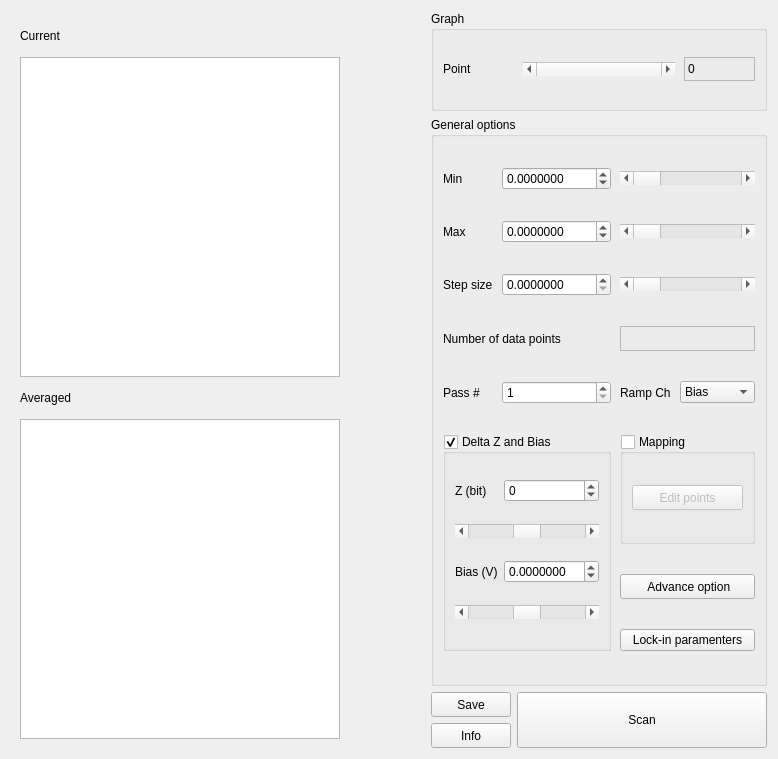
freestylexyz/STM-pyqt5-software, file pyqt5 STM software/ui/Spectroscopy.ui: the form before one commit.
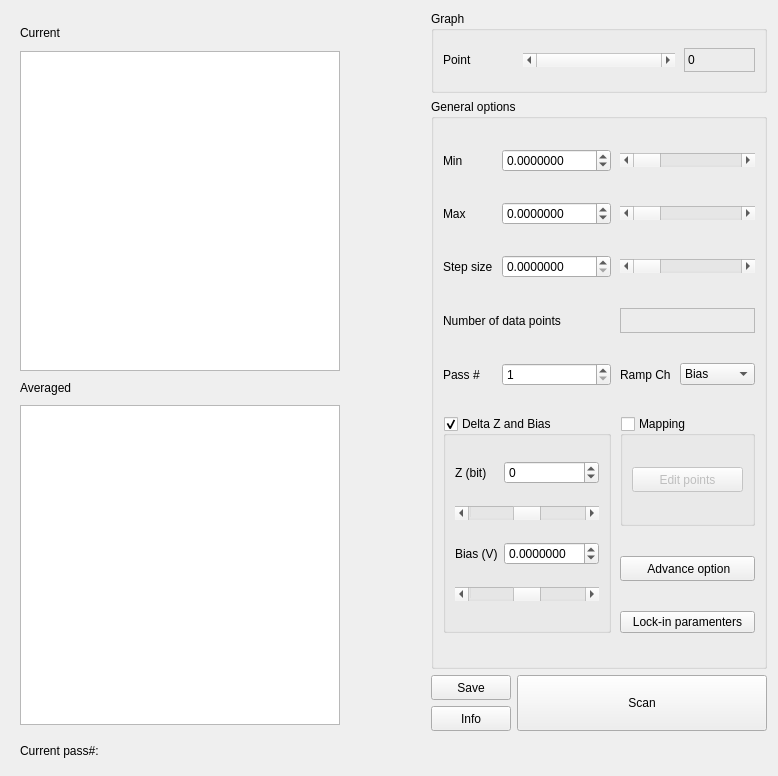
The form after the commit. Icons and pictures are not drawn. Custom widgets are drawn as their Qt base class.

```diff
--- a/pyqt5 STM software/ui/Spectroscopy.ui
+++ b/pyqt5 STM software/ui/Spectroscopy.ui
@@ -10,7 +10,7 @@
     <x>0</x>
     <y>0</y>
     <width>778</width>
-    <height>759</height>
+    <height>776</height>
    </rect>
   </property>
   <property name="windowTitle">
@@ -57,6 +57,18 @@
    </item>
    <item row="1" column="2" colspan="2">
     <widget class="QGroupBox" name="General">
+     <property name="sizePolicy">
+      <sizepolicy hsizetype="Preferred" vsizetype="Preferred">
+       <horstretch>0</horstretch>
+       <verstretch>0</verstretch>
+      </sizepolicy>
+     </property>
+     <property name="minimumSize">
+      <size>
+       <width>0</width>
+       <height>570</height>
+      </size>
+     </property>
      <property name="title">
       <string>General options</string>
      </property>
@@ -473,6 +485,18 @@
    </item>
    <item row="0" column="2" colspan="2">
     <widget class="QGroupBox" name="Graph">
+     <property name="sizePolicy">
+      <sizepolicy hsizetype="Preferred" vsizetype="Maximum">
+       <horstretch>0</horstretch>
+       <verstretch>0</verstretch>
+      </sizepolicy>
+     </property>
+     <property name="minimumSize">
+      <size>
+       <width>0</width>
+       <height>0</height>
+      </size>
+     </property>
      <property name="maximumSize">
       <size>
        <width>16777215</width>
@@ -528,6 +552,9 @@
    <item row="0" column="0" rowspan="4">
     <widget class="QWidget" name="widget" native="true">
      <layout class="QVBoxLayout" name="verticalLayout">
+      <property name="bottomMargin">
+       <number>6</number>
+      </property>
       <item>
        <widget class="QWidget" name="widget_3" native="true">
         <layout class="QGridLayout" name="gridLayout_7">
@@ -787,6 +814,38 @@
      </layout>
     </widget>
    </item>
+   <item row="4" column="0">
+    <widget class="QWidget" name="widget_4" native="true">
+     <layout class="QGridLayout" name="gridLayout_8">
+      <property name="topMargin">
+       <number>0</number>
+      </property>
+      <property name="bottomMargin">
+       <number>0</number>
+      </property>
+      <item row="0" column="0">
+       <widget class="QLabel" name="label">
+        <property name="sizePolicy">
+         <sizepolicy hsizetype="Maximum" vsizetype="Preferred">
+          <horstretch>0</horstretch>
+          <verstretch>0</verstretch>
+         </sizepolicy>
+        </property>
+        <property name="text">
+         <string>Current pass#:</string>
+        </property>
+       </widget>
+      </item>
+      <item row="0" column="1">
+       <widget class="QLabel" name="label_pass">
+        <property name="text">
+         <string/>
+        </property>
+       </widget>
+      </item>
+     </layout>
+    </widget>
+   </item>
   </layout>
  </widget>
  <customwidgets>
```
Left out of the diff: 38 changed lines with no effect on the pictures.
